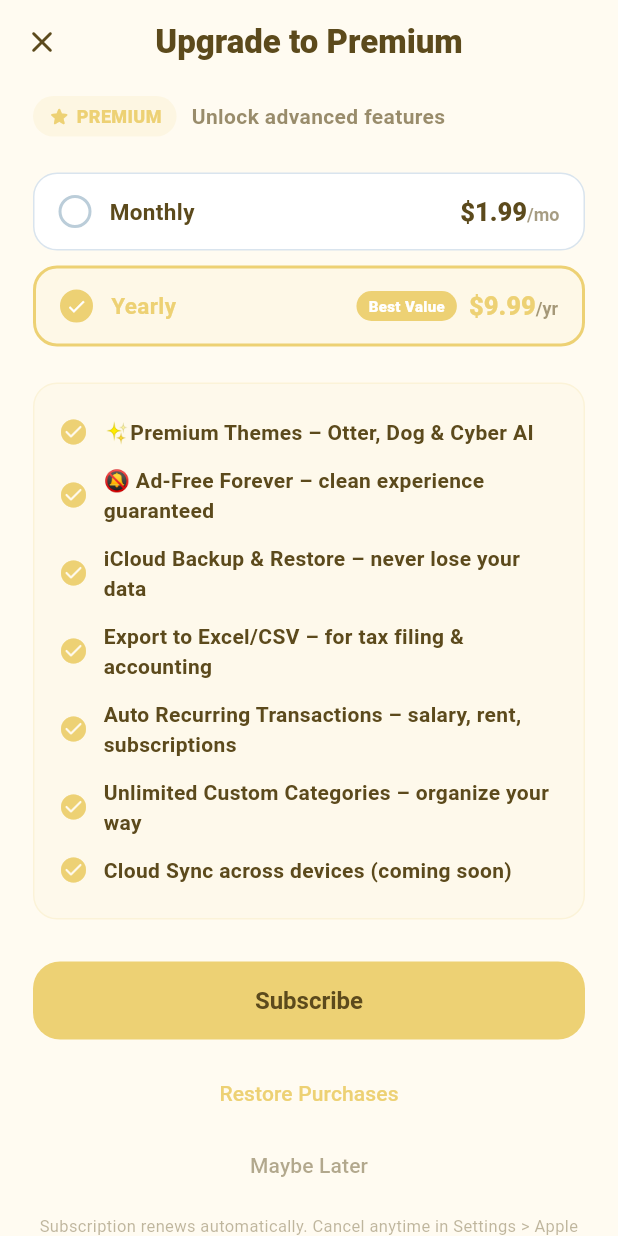
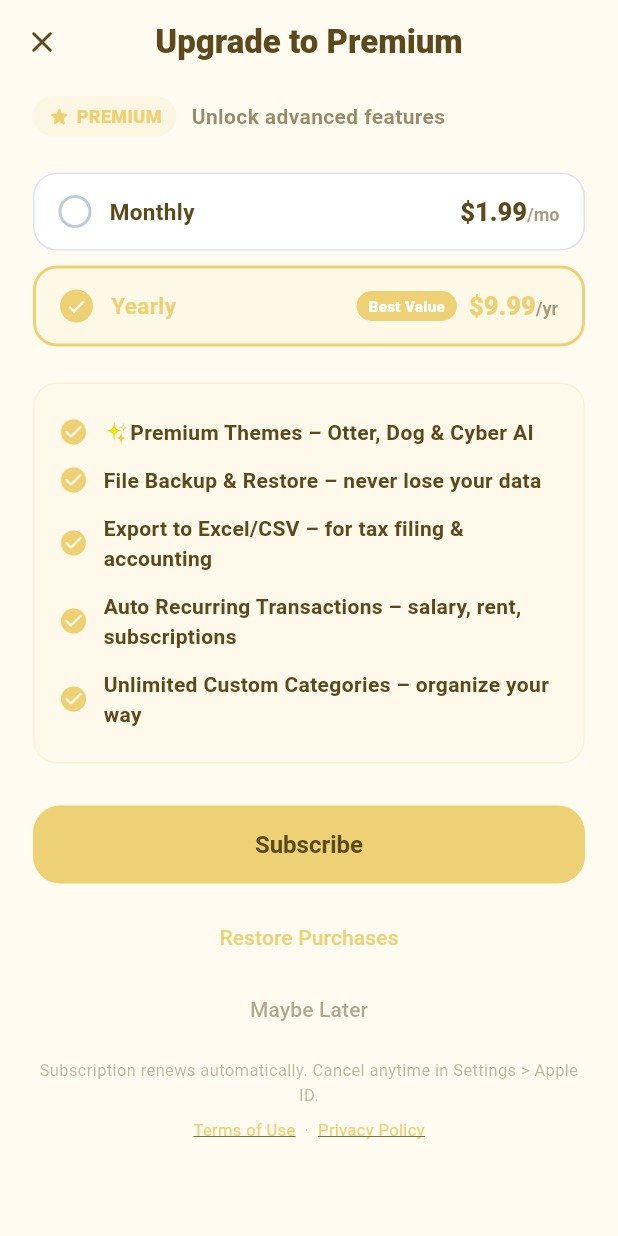
Before and after one commit to momoY07/doni-money, a Flutter app: the PaywallScreen screen opened directly, on a phone screen of 412 x 824 dp. Run offline on Flutter 3.47's test engine with Material 3 defaults, Android fonts, the phone set to English and light mode, and no system bars; our stand-ins replace file_picker, fl_chart, hive_flutter, in_app_purchase, in_app_review, share_plus and 1 more; missing offline and left inert: flutter_dynamic_icon; accounts and stored records are empty; statements that could not run were skipped.

Commit message:
Fix paywall copy to match actual premium features
Co-Authored-By: Claude Sonnet 4.6 <noreply@anthropic.com>

```diff
--- a/lib/screens/paywall_screen.dart
+++ b/lib/screens/paywall_screen.dart
@@ -495,12 +495,10 @@ class _FeatureList extends StatelessWidget {
   Widget build(BuildContext context) {
     final features = [
       t('paywall_feature_themes', lang),
-      t('paywall_feature_no_ads', lang),
       t('paywall_feature_backup', lang),
       t('paywall_feature_csv', lang),
       t('paywall_feature_recurring', lang),
       t('paywall_feature_categories', lang),
-      t('paywall_feature_cloud', lang),
     ];
 
     return Container(
--- a/lib/utils/i18n.dart
+++ b/lib/utils/i18n.dart
@@ -353,12 +353,10 @@ String t(String key, String language) {
     'paywall_unavailable': '스토어에 연결할 수 없어요.',
     'paywall_loading_products': '상품 정보를 불러오는 중...',
     'paywall_feature_themes': '✨프리미엄 테마 – 수달, 강아지 & 사이버 AI',
-    'paywall_feature_no_ads': '🔕 광고 없는 깨끗한 경험',
-    'paywall_feature_backup': 'iCloud 백업 & 복원 – 데이터를 안전하게',
+    'paywall_feature_backup': '파일 백업 & 복원 – 데이터를 안전하게',
     'paywall_feature_csv': '엑셀/CSV 내보내기 – 세금·회계 활용',
     'paywall_feature_recurring': '반복 거래 자동 등록 – 월급, 월세, 구독',
     'paywall_feature_categories': '커스텀 카테고리 무제한 – 나만의 방식으로',
-    'paywall_feature_cloud': '기기 간 클라우드 동기화 (예정)',
     // settings premium
     'settings_upgrade': '프리미엄 업그레이드',
     'settings_upgrade_subtitle': '파일 백업, CSV, 반복 거래 등 고급 기능',
@@ -647,12 +645,10 @@ String t(String key, String language) {
     'paywall_unavailable': 'Store is unavailable.',
     'paywall_loading_products': 'Loading products...',
     'paywall_feature_themes': '✨Premium Themes – Otter, Dog & Cyber AI',
-    'paywall_feature_no_ads': '🔕 Ad-Free Forever – clean experience guaranteed',
-    'paywall_feature_backup': 'iCloud Backup & Restore – never lose your data',
+    'paywall_feature_backup': 'File Backup & Restore – never lose your data',
     'paywall_feature_csv': 'Export to Excel/CSV – for tax filing & accounting',
     'paywall_feature_recurring': 'Auto Recurring Transactions – salary, rent, subscriptions',
     'paywall_feature_categories': 'Unlimited Custom Categories – organize your way',
-    'paywall_feature_cloud': 'Cloud Sync across devices (coming soon)',
     // settings premium
     'settings_upgrade': 'Upgrade to Premium',
     'settings_upgrade_subtitle': 'Backup, CSV, recurring entries & more',
@@ -925,12 +921,10 @@ String t(String key, String language) {
     'paywall_unavailable': 'La tienda no está disponible.',
     'paywall_loading_products': 'Cargando productos...',
     'paywall_feature_themes': '✨Temas Premium – Nutria, Perro & Cyber AI',
-    'paywall_feature_no_ads': '🔕 Sin anuncios para siempre',
-    'paywall_feature_backup': 'iCloud Backup & Restore – nunca pierdas tus datos',
+    'paywall_feature_backup': 'Copia de seguridad & restauración – nunca pierdas tus datos',
     'paywall_feature_csv': 'Exportar a Excel/CSV – para impuestos y contabilidad',
     'paywall_feature_recurring': 'Transacciones recurrentes automáticas',
     'paywall_feature_categories': 'Categorías personalizadas ilimitadas',
-    'paywall_feature_cloud': 'Sincronización en la nube (próximamente)',
     'settings_upgrade': 'Actualizar a Premium',
     'settings_upgrade_subtitle': 'Respaldo, CSV, recurrentes y más',
     'settings_premium_active': 'Premium activo',
@@ -1201,12 +1195,10 @@ String t(String key, String language) {
     'paywall_unavailable': '商店暂不可用。',
     'paywall_loading_products': '正在加载商品信息...',
     'paywall_feature_themes': '✨高级主题 – 水獭、狗狗 & 赛博AI',
-    'paywall_feature_no_ads': '🔕 永久无广告体验',
-    'paywall_feature_backup': 'iCloud备份与恢复 – 数据永不丢失',
+    'paywall_feature_backup': '文件备份与恢复 – 数据永不丢失',
     'paywall_feature_csv': '导出Excel/CSV – 适用于报税和会计',
     'paywall_feature_recurring': '自动定期交易 – 工资、房租、订阅',
     'paywall_feature_categories': '无限自定义类别 – 按你的方式整理',
-    'paywall_feature_cloud': '跨设备云同步（即将推出）',
     'settings_upgrade': '升级至高级版',
     'settings_upgrade_subtitle': '备份、CSV、定期交易等高级功能',
     'settings_premium_active': '高级版已激活',
@@ -1477,12 +1469,10 @@ String t(String key, String language) {
     'paywall_unavailable': 'ストアに接続できません。',
     'paywall_loading_products': '商品情報を読み込み中...',
     'paywall_feature_themes': '✨プレミアムテーマ – カワウソ・犬・サイバーAI',
-    'paywall_feature_no_ads': '🔕 永久に広告なしの快適体験',
-    'paywall_feature_backup': 'iCloudバックアップ＆復元 – データを永久に保護',
+    'paywall_feature_backup': 'ファイルバックアップ＆復元 – データを永久に保護',
     'paywall_feature_csv': 'Excel/CSVエクスポート – 確定申告・会計に活用',
     'paywall_feature_recurring': '定期取引の自動記録 – 給料・家賃・サブスク',
     'paywall_feature_categories': 'カスタムカテゴリー無制限 – 自分流に整理',
-    'paywall_feature_cloud': 'デバイス間クラウド同期（近日公開）',
     'settings_upgrade': 'プレミアムにアップグレード',
     'settings_upgrade_subtitle': 'バックアップ・CSV・定期取引など',
     'settings_premium_active': 'プレミアム有効',
```
